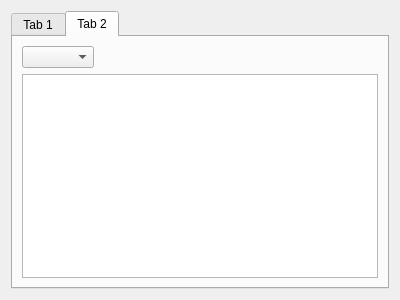
This is graphchart.ui in TRIOLI-LOW/7_10_FinalWork as Qt 5 draws it before an edit. The edited form follows.
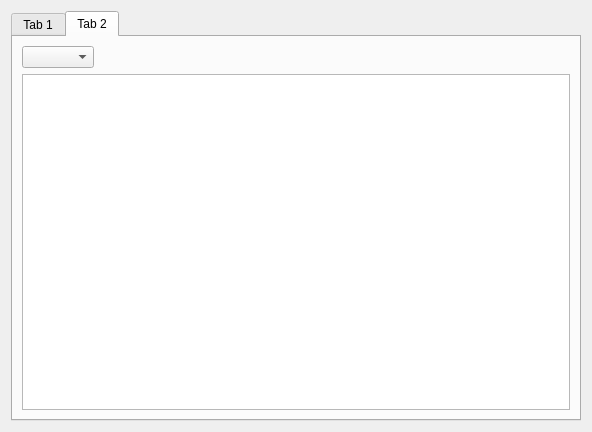
This is the edited form.

```diff
--- a/graphchart.ui
+++ b/graphchart.ui
@@ -6,8 +6,8 @@
    <rect>
     <x>0</x>
     <y>0</y>
-    <width>400</width>
-    <height>300</height>
+    <width>592</width>
+    <height>432</height>
    </rect>
   </property>
   <property name="windowTitle">
```
